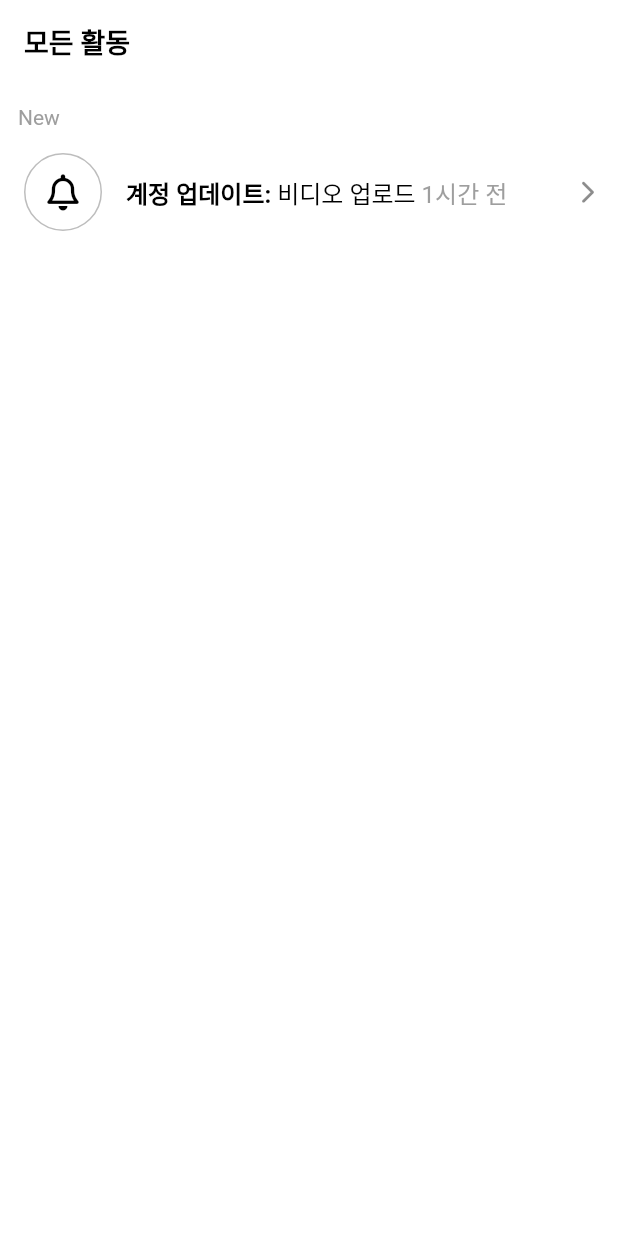
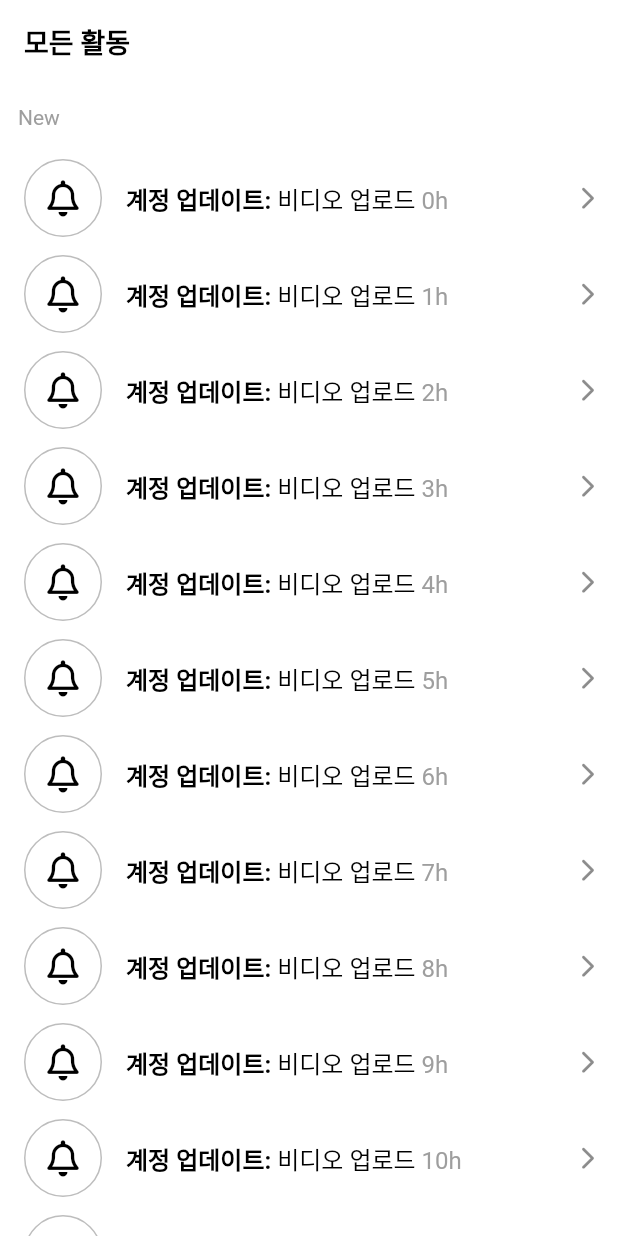
Before and after one commit to academy3746/Tik-TALK-Clone, a Flutter app: the screen it shows after launch, on a phone screen of 412 x 824 dp. Run offline on Flutter 3.47's test engine with Material 2 defaults, Android fonts, the phone set to English and light mode, and no system bars; our stand-ins replace font_awesome_flutter, video_player, visibility_detector.

```diff
--- a/lib/features/discover/discover_screen.dart
+++ b/lib/features/discover/discover_screen.dart
@@ -118,7 +118,7 @@ class _DiscoverScreenState extends State<DiscoverScreen> {
                           fit: BoxFit.cover,
                           placeholder: "assets/images/image006.jpeg",
                           image:
-                          "https://images.unsplash.com/photo-1592505734135-3c7ee6ae21a3?ixlib=rb-4.0.3&ixid=MnwxMjA3fDB8MHxwaG90by1wYWdlfHx8fGVufDB8fHx8&auto=format&fit=crop&w=774&q=80",
+                          "https://ac-p1.namu.la/20230407sac/f61a51490a8e82b7f9ef73be8282a3a272b028ff1122a5afac93b963fbbe6a36.png?expires=1680884002&key=3d962I-9HchKJmhTgjygng&type=orig",
                         ),
                       ),
                     ),
--- a/lib/features/inbox/activity_screen.dart
+++ b/lib/features/inbox/activity_screen.dart
@@ -3,11 +3,28 @@ import 'package:font_awesome_flutter/font_awesome_flutter.dart';
 import 'package:tictok_clone/constants/gaps.dart';
 import 'package:tictok_clone/constants/sizes.dart';
 
-class ActivityScreen extends StatelessWidget {
+class ActivityScreen extends StatefulWidget {
   const ActivityScreen({Key? key}) : super(key: key);
 
   @override
+  State<ActivityScreen> createState() => _ActivityScreenState();
+}
+
+class _ActivityScreenState extends State<ActivityScreen> {
+  final List<String> _notification = List.generate(
+    20,
+    (index) => "${index}h",
+  );
+
+  void _onDismissed(String notification) {
+    _notification.remove(notification);
+    setState(() {});
+  }
+
+  @override
   Widget build(BuildContext context) {
+    // Debug here
+    print(_notification);
     return Scaffold(
       appBar: AppBar(
         title: const Text("모든 활동"),
@@ -28,8 +45,10 @@ class ActivityScreen extends StatelessWidget {
             ),
           ),
           Gaps.v14,
+          for (var notification in _notification)
             Dismissible(
-            key: const Key("x"),
+              key: Key(notification),
+              onDismissed: (direction) => _onDismissed(notification),
               background: Container(
                 alignment: Alignment.centerLeft,
                 color: Colors.lightBlueAccent,
@@ -59,7 +78,7 @@ class ActivityScreen extends StatelessWidget {
                 ),
               ),
               child: ListTile(
-              //contentPadding: EdgeInsets.zero,
+                minVerticalPadding: Sizes.size20,
                 leading: Container(
                   width: Sizes.size52,
                   decoration: BoxDecoration(
@@ -93,7 +112,7 @@ class ActivityScreen extends StatelessWidget {
                         ),
                       ),
                       TextSpan(
-                      text: "1시간 전",
+                        text: notification,
                         style: TextStyle(
                           fontWeight: FontWeight.normal,
                           color: Colors.grey.shade500,
```
Lines whose indentation alone changed are shown as unchanged.
